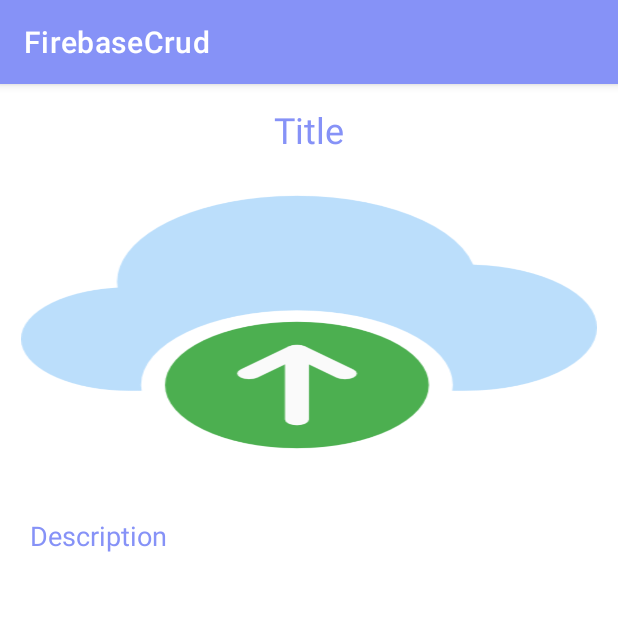
After one commit to Bakarijack/firebase-android-crud-app, an Android app: the DetailActivity screen opened directly, with no data from a screen before it, on a phone screen of 412 x 824 dp, the top half of it. The commit adds this screen. Run offline under Robolectric (Android 15) with nearby library versions, the phone set to English and light mode, and no system bars.

Commit message:
retrieving data from firebase feature ok

```diff
--- a/app/src/main/java/com/example/firebasecrud/DataClass.java
+++ b/app/src/main/java/com/example/firebasecrud/DataClass.java
@@ -5,6 +5,10 @@ public class DataClass {
     private String dataDesc;
     private String dataLang;
     private String dataImage;
+
+    public DataClass(){
+
+    }
 
     public DataClass(String dataTitle, String dataDesc, String dataLang, String dataImage) {
         this.dataTitle = dataTitle;
--- /dev/null
+++ b/app/src/main/java/com/example/firebasecrud/DetailActivity.java
@@ -0,0 +1,31 @@
+package com.example.firebasecrud;
+
+import androidx.appcompat.app.AppCompatActivity;
+
+import android.os.Bundle;
+import android.widget.ImageView;
+import android.widget.TextView;
+
+import com.bumptech.glide.Glide;
+
+public class DetailActivity extends AppCompatActivity {
+    private TextView detailDesc, detailTitle;
+    private ImageView detailImage;
+
+    @Override
+    protected void onCreate(Bundle savedInstanceState) {
+        super.onCreate(savedInstanceState);
+        setContentView(R.layout.activity_detail);
+
+        detailTitle = (TextView) findViewById(R.id.detailTitle);
+        detailDesc = (TextView) findViewById(R.id.detailDesc);
+        detailImage = (ImageView) findViewById(R.id.detailImage);
+
+        Bundle bundle = getIntent().getExtras();
+        if (bundle != null){
+            detailTitle.setText(bundle.getString("title"));
+            detailDesc.setText(bundle.getString("description"));
+            Glide.with(this).load(bundle.getString("image")).into(detailImage);
+        }
+    }
+}
--- /dev/null
+++ b/app/src/main/res/layout/activity_detail.xml
@@ -0,0 +1,42 @@
+<?xml version="1.0" encoding="utf-8"?>
+<LinearLayout xmlns:android="http://schemas.android.com/apk/res/android"
+    xmlns:app="http://schemas.android.com/apk/res-auto"
+    xmlns:tools="http://schemas.android.com/tools"
+    android:layout_width="match_parent"
+    android:layout_height="match_parent"
+    android:orientation="vertical"
+    tools:context=".DetailActivity">
+
+    <TextView
+        android:layout_width="wrap_content"
+        android:layout_height="wrap_content"
+        android:id="@+id/detailTitle"
+        android:text="Title"
+        android:layout_marginTop="14dp"
+        android:layout_gravity="center"
+        android:textSize="24sp"
+        android:layout_marginBottom="12dp"
+        android:textColor="@color/lavender"/>
+
+    <ImageView
+        android:layout_width="400dp"
+        android:layout_height="200dp"
+        android:id="@+id/detailImage"
+        android:padding="8dp"
+        android:layout_gravity="center"
+        android:src="@drawable/cloud_computing"
+        android:scaleType="fitXY"/>
+
+    <TextView
+        android:layout_width="match_parent"
+        android:layout_height="wrap_content"
+        android:text="Description"
+        android:layout_marginTop="10dp"
+        android:padding="20dp"
+        android:layout_gravity="center"
+        android:id="@+id/detailDesc"
+        android:textSize="18sp"
+        android:textColor="@color/lavender"/>
+
+
+</LinearLayout>
--- a/app/src/main/res/layout/progress_layout.xml
+++ b/app/src/main/res/layout/progress_layout.xml
@@ -14,7 +14,7 @@
     <TextView
         android:layout_width="0dp"
         android:layout_height="match_parent"
-        android:text="Saving..."
+        android:text="Loading..."
         android:layout_weight="4"
         android:textColor="@color/lavender"
         android:gravity="start|center_vertical"
```
Also changed, not shown: app/src/main/AndroidManifest.xml (+7 -0 lines), app/src/main/java/com/example/firebasecrud/MainActivity.java (+56 -0 lines), app/src/main/java/com/example/firebasecrud/MyAdapter.java (added, +80 -0 lines), app/src/main/res/layout/activity_main.xml (+7 -0 lines), app/src/main/res/layout/recycler_item.xml (added, +63 -0 lines).
